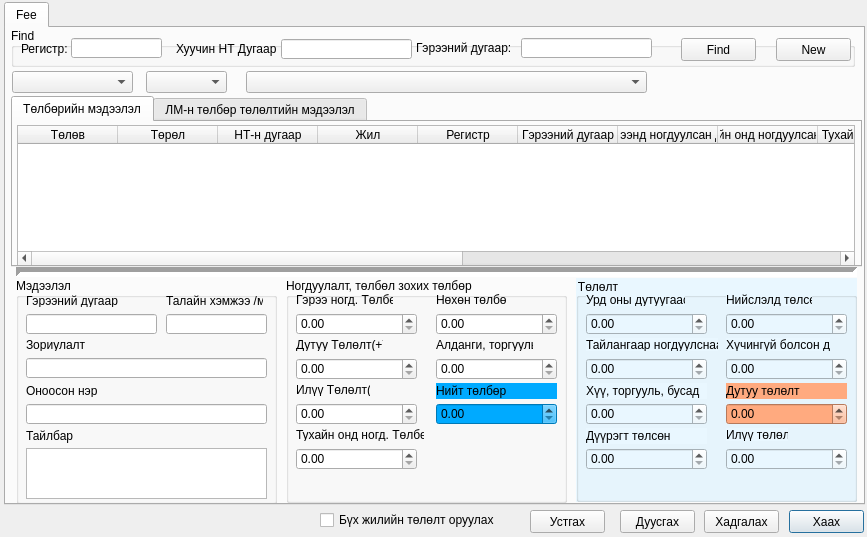
First picture: the form in view/ParcelInfoFeeDialog.ui, repository teamlm2/lm2_mgis, before the edit.
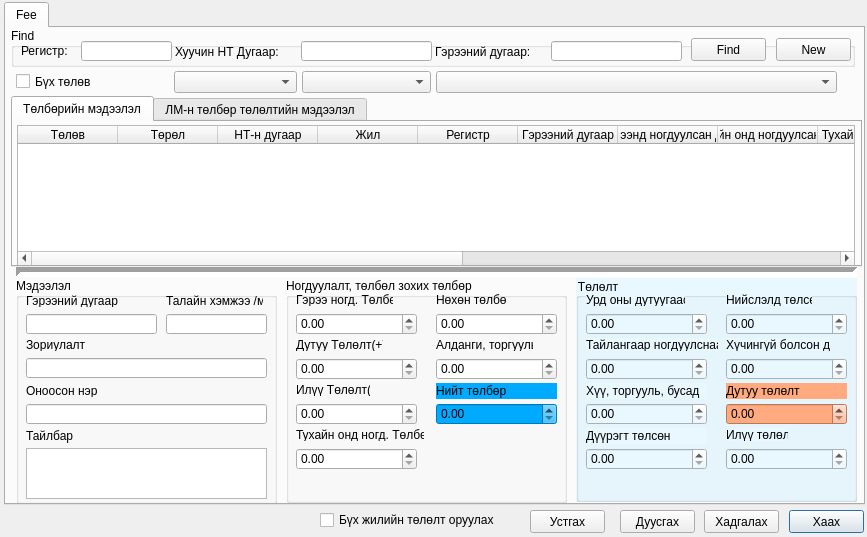
Second picture: the form after the edit. Icons and pictures are not drawn.

Patch:
```diff
--- a/view/ParcelInfoFeeDialog.ui
+++ b/view/ParcelInfoFeeDialog.ui
@@ -78,7 +78,7 @@
      <widget class="QPushButton" name="find_button">
       <property name="geometry">
        <rect>
-        <x>670</x>
+        <x>680</x>
         <y>10</y>
         <width>75</width>
         <height>23</height>
@@ -98,8 +98,8 @@
       </property>
       <property name="geometry">
        <rect>
-        <x>270</x>
-        <y>11</y>
+        <x>290</x>
+        <y>13</y>
         <width>131</width>
         <height>20</height>
        </rect>
@@ -109,9 +109,9 @@
       <property name="geometry">
        <rect>
         <x>10</x>
-        <y>13</y>
-        <width>51</width>
-        <height>16</height>
+        <y>14</y>
+        <width>57</width>
+        <height>17</height>
        </rect>
       </property>
       <property name="text">
@@ -121,10 +121,10 @@
      <widget class="QLabel" name="label_4">
       <property name="geometry">
        <rect>
-        <x>165</x>
-        <y>13</y>
-        <width>101</width>
-        <height>16</height>
+        <x>164</x>
+        <y>15</y>
+        <width>124</width>
+        <height>17</height>
        </rect>
       </property>
       <property name="text">
@@ -137,10 +137,10 @@
       </property>
       <property name="geometry">
        <rect>
-        <x>405</x>
-        <y>12</y>
-        <width>101</width>
-        <height>16</height>
+        <x>424</x>
+        <y>15</y>
+        <width>113</width>
+        <height>17</height>
        </rect>
       </property>
       <property name="text">
@@ -153,8 +153,8 @@
       </property>
       <property name="geometry">
        <rect>
-        <x>510</x>
-        <y>10</y>
+        <x>540</x>
+        <y>13</y>
         <width>131</width>
         <height>20</height>
        </rect>
@@ -163,8 +163,8 @@
      <widget class="QLineEdit" name="person_id_edit">
       <property name="geometry">
        <rect>
-        <x>60</x>
-        <y>10</y>
+        <x>70</x>
+        <y>13</y>
         <width>91</width>
         <height>20</height>
        </rect>
@@ -906,7 +906,7 @@
     <widget class="QComboBox" name="object_cbox">
      <property name="geometry">
       <rect>
-       <x>240</x>
+       <x>430</x>
        <y>43</y>
        <width>401</width>
        <height>22</height>
@@ -916,9 +916,9 @@
     <widget class="QComboBox" name="year_cbox">
      <property name="geometry">
       <rect>
-       <x>140</x>
+       <x>296</x>
        <y>43</y>
-       <width>81</width>
+       <width>129</width>
        <height>22</height>
       </rect>
      </property>
@@ -926,13 +926,26 @@
     <widget class="QComboBox" name="city_type_cbox">
      <property name="geometry">
       <rect>
-       <x>6</x>
+       <x>168</x>
        <y>43</y>
-       <width>121</width>
+       <width>123</width>
        <height>22</height>
       </rect>
      </property>
     </widget>
+    <widget class="QCheckBox" name="all_status_chbox">
+     <property name="geometry">
+      <rect>
+       <x>10</x>
+       <y>43</y>
+       <width>151</width>
+       <height>21</height>
+      </rect>
+     </property>
+     <property name="text">
+      <string>Бүх төлөв</string>
+     </property>
+    </widget>
    </widget>
   </widget>
   <widget class="QPushButton" name="save_button">
```
